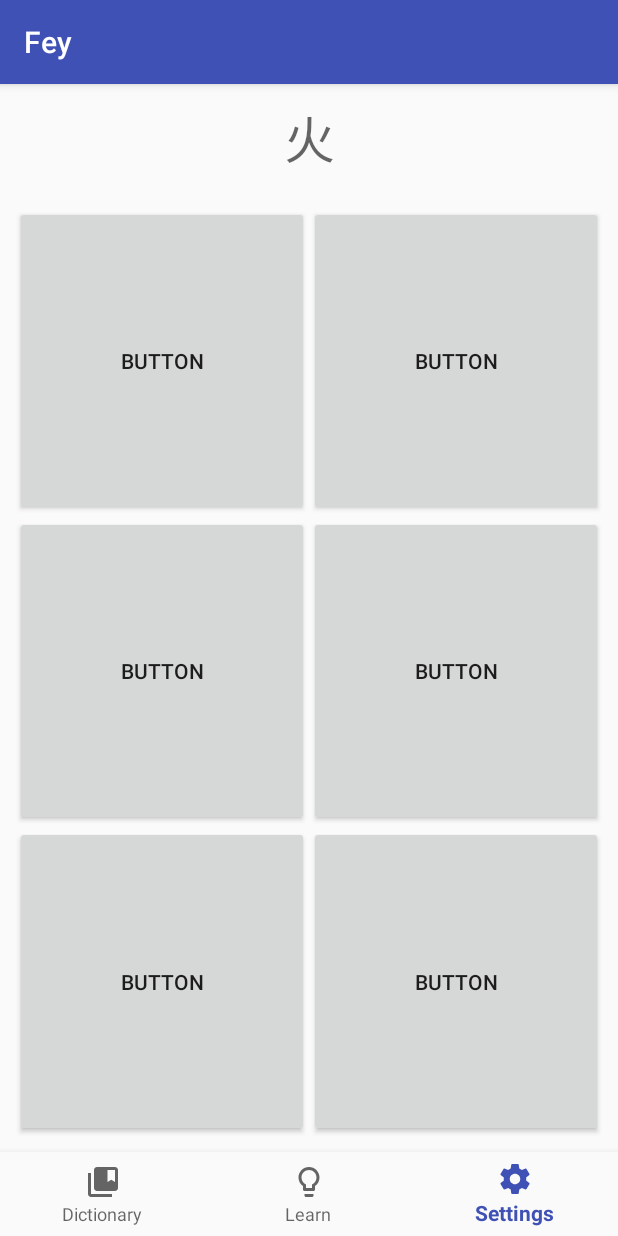
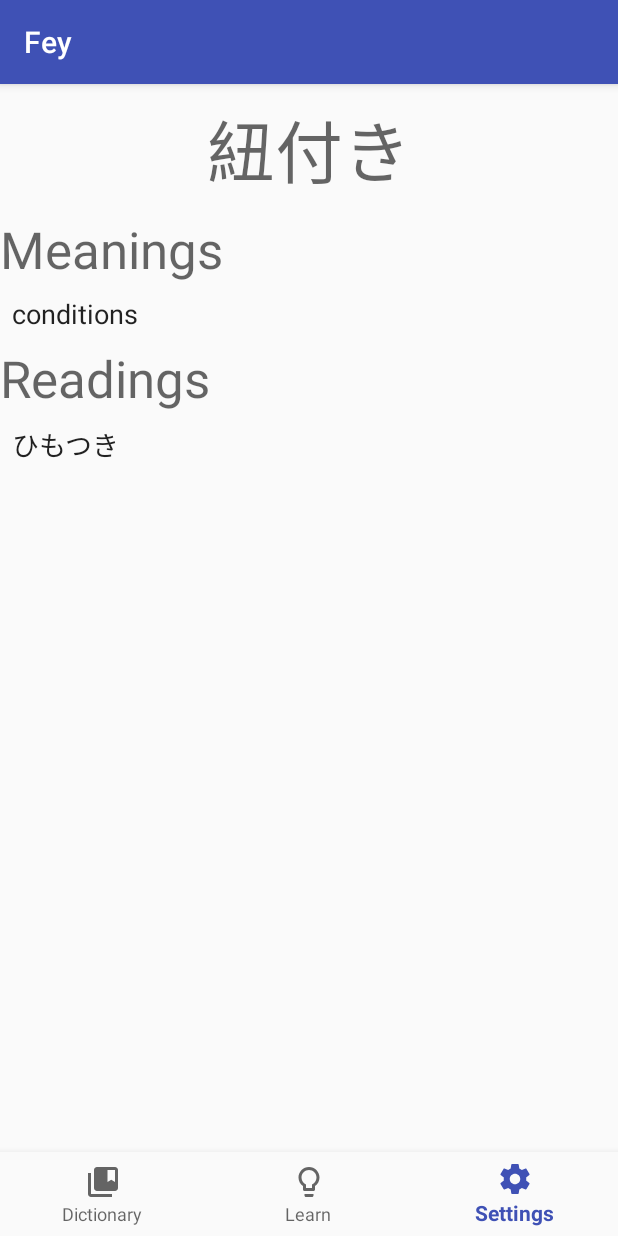
Before and after one commit to Teemperor/Fey, an Android app: the screen it shows after launch (MainActivity), item 3 of the bottom bar chosen, on a phone screen of 412 x 824 dp. Run offline under Robolectric (Android 15) with nearby library versions, the phone set to English and light mode, and no system bars; 1 statement that could not run was skipped.

Commit message:
Added info fragment for viewing single kanji

```diff
--- /dev/null
+++ b/app/src/main/java/de/teemperor/fey/fey/InfoFragment.java
@@ -0,0 +1,94 @@
+package de.teemperor.fey.fey;
+
+
+import android.os.Bundle;
+import android.app.Fragment;
+import android.view.LayoutInflater;
+import android.view.View;
+import android.view.ViewGroup;
+import android.widget.TextView;
+
+import java.util.List;
+
+
+/**
+ * A simple {@link Fragment} subclass.
+ * Use the {@link InfoFragment#newInstance} factory method to
+ * create an instance of this fragment.
+ */
+public class InfoFragment extends Fragment {
+    // TODO: Rename parameter arguments, choose names that match
+    // the fragment initialization parameters, e.g. ARG_ITEM_NUMBER
+    private static final String ARG_PARAM1 = "param1";
+    private static final String ARG_PARAM2 = "param2";
+
+    // TODO: Rename and change types of parameters
+    private String mParam1;
+    private String mParam2;
+
+    private TextView symbol, meanings, readings;
+
+    public InfoFragment() {
+        // Required empty public constructor
+    }
+
+    private String joinString(String s, List<String> items) {
+        StringBuilder result = new StringBuilder();
+        for (int i = 0; i < items.size(); i++) {
+            result.append(items.get(i));
+            if (i < items.size() - 1) {
+               result.append(s);
+            }
+        }
+        return result.toString();
+    }
+    private void setSymbol(Symbol r) {
+        String symbolText = joinString(", ", r.getSymbol());
+        symbol.setText(symbolText);
+        meanings.setText("• " + joinString("\n• ", r.getMeanings()));
+    }
+
+    /**
+     * Use this factory method to create a new instance of
+     * this fragment using the provided parameters.
+     *
+     * @param param1 Parameter 1.
+     * @param param2 Parameter 2.
+     * @return A new instance of fragment InfoFragment.
+     */
+    // TODO: Rename and change types and number of parameters
+    public static InfoFragment newInstance(String param1, String param2) {
+        InfoFragment fragment = new InfoFragment();
+        Bundle args = new Bundle();
+        args.putString(ARG_PARAM1, param1);
+        args.putString(ARG_PARAM2, param2);
+        fragment.setArguments(args);
+        return fragment;
+    }
+
+    @Override
+    public void onCreate(Bundle savedInstanceState) {
+        super.onCreate(savedInstanceState);
+        if (getArguments() != null) {
+            mParam1 = getArguments().getString(ARG_PARAM1);
+            mParam2 = getArguments().getString(ARG_PARAM2);
+        }
+    }
+
+    @Override
+    public View onCreateView(LayoutInflater inflater, ViewGroup container,
+                             Bundle savedInstanceState) {
+        // Inflate the layout for this fragment
+        View view =  inflater.inflate(R.layout.fragment_info, container, false);
+
+        symbol = (TextView) view.findViewById(R.id.symbol);
+        meanings = (TextView) view.findViewById(R.id.meaningsText);
+        readings = (TextView) view.findViewById(R.id.readingsText);
+
+        setSymbol(SymbolDict.singleton.getRandom());
+
+        return view;
+    }
+
+
+}
--- a/app/src/main/java/de/teemperor/fey/fey/MainActivity.java
+++ b/app/src/main/java/de/teemperor/fey/fey/MainActivity.java
@@ -1,5 +1,6 @@
 package de.teemperor.fey.fey;
 
+import android.app.Fragment;
 import android.app.FragmentManager;
 import android.app.FragmentTransaction;
 import android.os.Bundle;
@@ -22,21 +23,22 @@ public class MainActivity extends AppCompatActivity {
 
         @Override
         public boolean onNavigationItemSelected(@NonNull MenuItem item) {
+            mContent.removeAllViews();
+            FragmentManager fragmentManager = getFragmentManager();
+            FragmentTransaction fragmentTransaction = fragmentManager.beginTransaction();
+            Fragment fragment = null;
             switch (item.getItemId()) {
                 case R.id.navigation_home:
-                    return true;
+                    fragment = InfoFragment.newInstance("a", "b");
+                    break;
+                case R.id.navigation_notifications:
                 case R.id.navigation_dashboard:
-                    mContent.removeAllViews();
-                    FragmentManager fragmentManager = getFragmentManager();
-                    FragmentTransaction fragmentTransaction = fragmentManager.beginTransaction();
-                    LearnFragment fragment = LearnFragment.newInstance("a", "b");
-                    fragmentTransaction.add(R.id.content, fragment);
-                    fragmentTransaction.commit();
-                    return true;
-                case R.id.navigation_notifications:
-                    return true;
+                    fragment = LearnFragment.newInstance("a", "b");
+                    break;
             }
-            return false;
+            fragmentTransaction.add(R.id.content, fragment);
+            fragmentTransaction.commit();
+            return true;
         }
 
     };
--- /dev/null
+++ b/app/src/main/res/layout/fragment_info.xml
@@ -0,0 +1,81 @@
+<FrameLayout xmlns:android="http://schemas.android.com/apk/res/android"
+    xmlns:tools="http://schemas.android.com/tools"
+    android:layout_width="match_parent"
+    android:layout_height="match_parent"
+    tools:context="de.teemperor.fey.fey.InfoFragment">
+
+    <!-- TODO: Update blank fragment layout -->
+
+    <ScrollView
+        android:layout_width="match_parent"
+        android:layout_height="match_parent">
+
+        <LinearLayout
+            android:layout_width="match_parent"
+            android:layout_height="wrap_content"
+            android:orientation="vertical">
+
+            <TextView
+                android:id="@+id/symbol"
+                android:layout_width="match_parent"
+                android:layout_height="wrap_content"
+                android:layout_weight="0"
+                android:gravity="center"
+                android:padding="10dp"
+                android:text="紐付き"
+                android:textAppearance="@style/TextAppearance.AppCompat.Display2" />
+
+            <LinearLayout
+                android:layout_width="match_parent"
+                android:layout_height="match_parent"
+                android:layout_weight="1"
+                android:orientation="vertical">
+
+                <TextView
+                    android:id="@+id/textView3"
+                    android:layout_width="match_parent"
+                    android:layout_height="wrap_content"
+                    android:layout_weight="0"
+                    android:text="Meanings"
+                    android:textAppearance="@style/TextAppearance.AppCompat.Display1" />
+
+                <TextView
+                    android:id="@+id/meaningsText"
+                    android:layout_width="match_parent"
+                    android:layout_height="wrap_content"
+                    android:layout_weight="1"
+                    android:padding="8dp"
+                    android:text="conditions"
+                    android:textAppearance="@style/TextAppearance.AppCompat.Body1"
+                    android:textSize="18sp" />
+            </LinearLayout>
+
+            <LinearLayout
+                android:layout_width="match_parent"
+                android:layout_height="match_parent"
+                android:layout_weight="1"
+                android:orientation="vertical">
+
+                <TextView
+                    android:id="@+id/textView5"
+                    android:layout_width="match_parent"
+                    android:layout_height="wrap_content"
+                    android:layout_weight="0"
+                    android:text="Readings"
+                    android:textAppearance="@style/TextAppearance.AppCompat.Display1" />
+
+                <TextView
+                    android:id="@+id/readingsText"
+                    android:layout_width="match_parent"
+                    android:layout_height="wrap_content"
+                    android:layout_weight="1"
+                    android:padding="8dp"
+                    android:text="ひもつき"
+                    android:textAppearance="@style/TextAppearance.AppCompat.Body1"
+                    android:textSize="18sp" />
+            </LinearLayout>
+
+        </LinearLayout>
+    </ScrollView>
+
+</FrameLayout>
```
